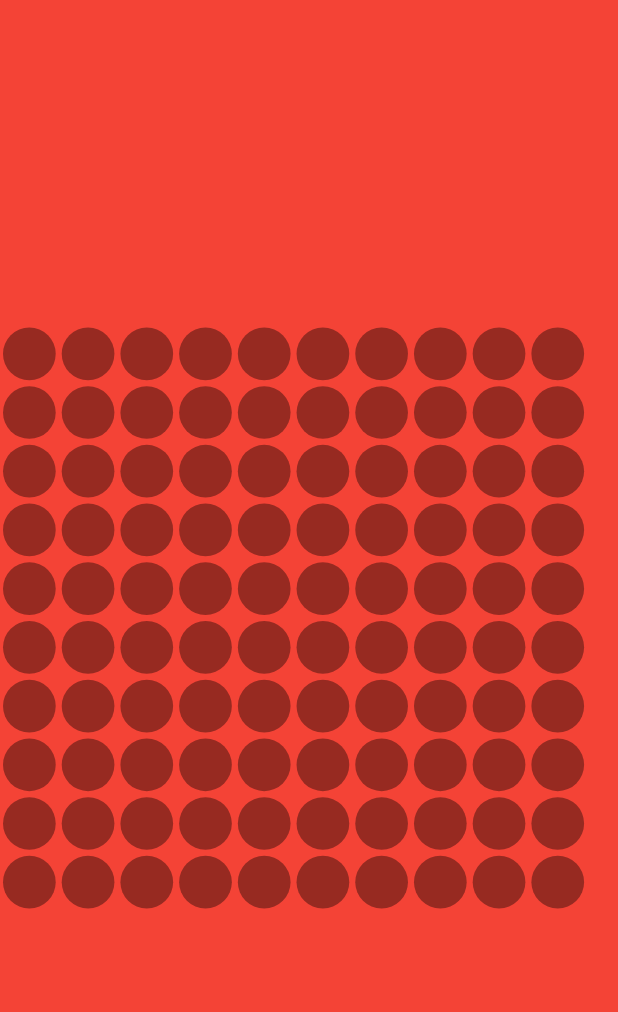
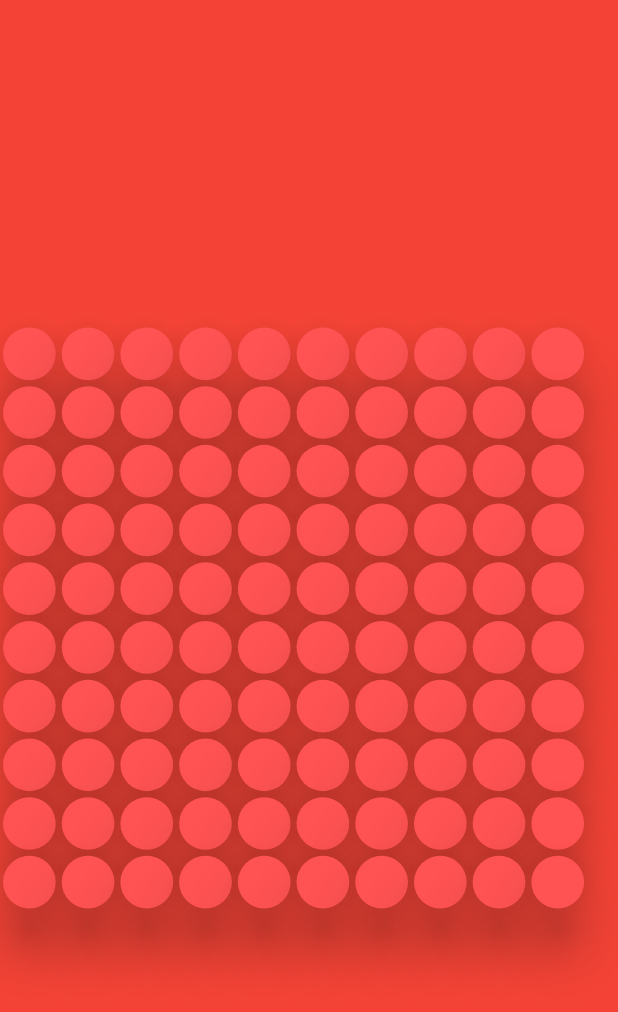
Before and after one commit to fraxhost/Gomoku_AI, a Flutter app: the screen it shows after launch, after a tap on "Start Game", on a phone screen of 412 x 824 dp. Shown: the top 1012 px of the screen. Run offline on Flutter 3.47's test engine with Material 2 defaults, Android fonts, the light colour scheme and no system bars.

Commit message:
board layout almost done

```diff
--- a/lib/boardstate.dart
+++ b/lib/boardstate.dart
@@ -1,5 +1,8 @@
-class State {
-  var board = new List.generate(10, (_) => new List(10));
+class BoardState {
+  static var board = new List.generate(10, (_) => new List(10));
+  static var turn = 0;
 
-  for
+  void run() {
+    print(board);
+  }
 }
--- a/lib/gamepage.dart
+++ b/lib/gamepage.dart
@@ -1,5 +1,7 @@
 import 'package:flutter/cupertino.dart';
 import 'package:flutter/material.dart';
+
+import 'boardstate.dart';
 
 class Gamepage extends StatefulWidget {
   @override
@@ -7,8 +9,20 @@
 }
 
 class _GamepageState extends State<Gamepage> {
+  List<Color> _colors = <Color>[Colors.white, Colors.black];
+
+  Color chooseColor(int i) {
+    if (i == null)
+      return Colors.redAccent;
+    else if (i == 0)
+      return Colors.white;
+    else if (i == 1) return Colors.black;
+  }
+
   @override
   Widget build(BuildContext context) {
+    new BoardState().run();
+
     return Scaffold(
       backgroundColor: Colors.red,
       body: Column(
@@ -26,9 +40,25 @@
                         EdgeInsets.symmetric(vertical: 2.0, horizontal: 2.0),
                     child: RaisedButton(
                       splashColor: Colors.white10,
+                      color: chooseColor(BoardState.board[i][j]),
                       elevation: 15,
                       shape: RoundedRectangleBorder(
                           borderRadius: BorderRadius.circular(30.0)),
+                      onPressed: () {
+                        setState(() {
+                          if (BoardState.board[i][j] == null &&
+                              BoardState.turn % 2 == 0) {
+                            BoardState.board[i][j] = 0;
+
+                            BoardState.turn++;
+                          } else if (BoardState.board[i][j] == null &&
+                              BoardState.turn % 2 == 1) {
+                            BoardState.board[i][j] = 1;
+                            BoardState.turn++;
+                          }
+                          //print(BoardState.board);
+                        });
+                      },
                     ),
                   )
               ],
```
